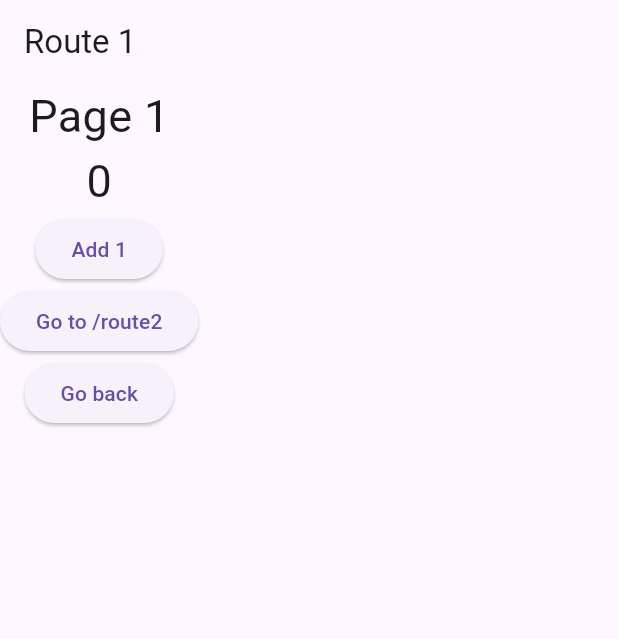
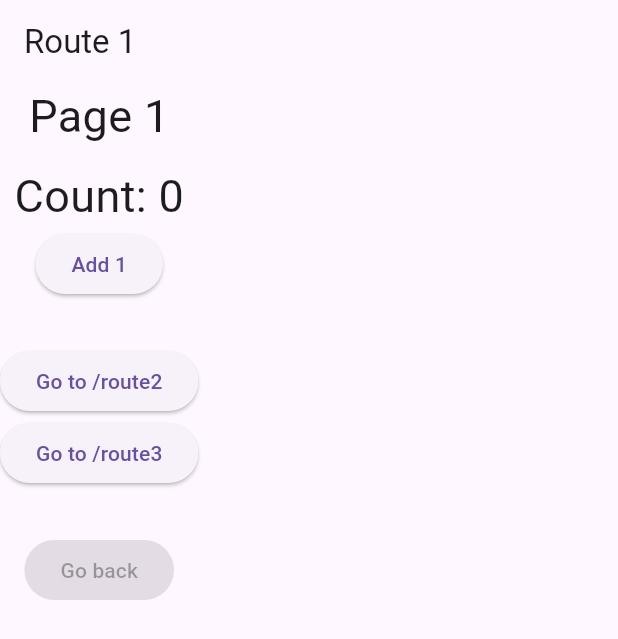
Before and after one commit to Evanl01/ITP368_Labs_Evan, a Flutter app: the screen it shows after launch, on a phone screen of 412 x 824 dp. Shown: the top 639 px of the screen. Run offline on Flutter 3.47's test engine with Material 3 defaults, Android fonts, the phone set to English and light mode, and no system bars; our stand-ins replace bloc, flutter_bloc.

Commit message:
Routes can only navigate to routes after it (e.g. route 2 can only go to route 3, not route 1)

```diff
--- a/lib/routeApp.dart
+++ b/lib/routeApp.dart
@@ -21,21 +21,20 @@ class RouteApp extends StatelessWidget {
         ),
         initialRoute: '/route1',
         routes: {
-
-          '/route1': (context) => const RoutePage(
+          '/route1': (context) => RoutePage(
             title: 'Route 1',
             pageText: 'Page 1',
-            nextRoute: '/route2',
+            currentRoute: 1,
           ),
-          '/route2': (context) => const RoutePage(
+          '/route2': (context) => RoutePage(
             title: 'Route 2',
             pageText: 'Page 2',
-            nextRoute: '/route3',
+            currentRoute: 2,
           ),
-          '/route3': (context) => const RoutePage(
+          '/route3': (context) => RoutePage(
             title: 'Route 3',
             pageText: 'Page 3',
-            nextRoute: '/route1',
+            currentRoute: 3,
           ),
         },
       ),
--- a/lib/routePage.dart
+++ b/lib/routePage.dart
@@ -5,17 +5,23 @@ import 'routeCubit.dart';
 class RoutePage extends StatelessWidget {
   final String title;
   final String pageText;
-  final String nextRoute;
+  final int currentRoute;
+  static const List<int> routeNumbers = [1, 2, 3];
 
   const RoutePage({
     super.key,
     required this.title,
     required this.pageText,
-    required this.nextRoute,
+    required this.currentRoute,
   });
 
   @override
   Widget build(BuildContext context) {
+    final nextRoutes = routeNumbers
+        .where((route) => route > currentRoute)
+        .map((route) => '/route$route')
+        .toList();
+
     return Scaffold(
       appBar: AppBar(
         title: Text(title),
@@ -25,23 +31,26 @@ class RoutePage extends StatelessWidget {
           return Column(
             children: [
               Text(pageText, style: const TextStyle(fontSize: 30)),
-              Text('${state.count}', style: const TextStyle(fontSize: 30)),
+              SizedBox(height: 10),
+              Text('Count: ${state.count}', style: const TextStyle(fontSize: 30)),
               ElevatedButton(
                 onPressed: () {
                   context.read<RouteCubit>().increment();
                 },
                 child: const Text('Add 1'),
               ),
+              SizedBox(height: 30),
+              ...nextRoutes.map((route) => ElevatedButton(
+                onPressed: () {
+                  Navigator.pushNamed(context, route);
+                },
+                child: Text('Go to $route'),
+              )).toList(),
+              SizedBox(height: 30),
               ElevatedButton(
-                onPressed: () {
-                  Navigator.pushNamed(context, nextRoute);
-                },
-                child: Text('Go to $nextRoute'),
-              ),
-              ElevatedButton(
-                onPressed: () {
+                onPressed: Navigator.canPop(context) ? () {
                   Navigator.pop(context);
-                },
+                } : null,
                 child: const Text('Go back'),
               ),
             ],
```
